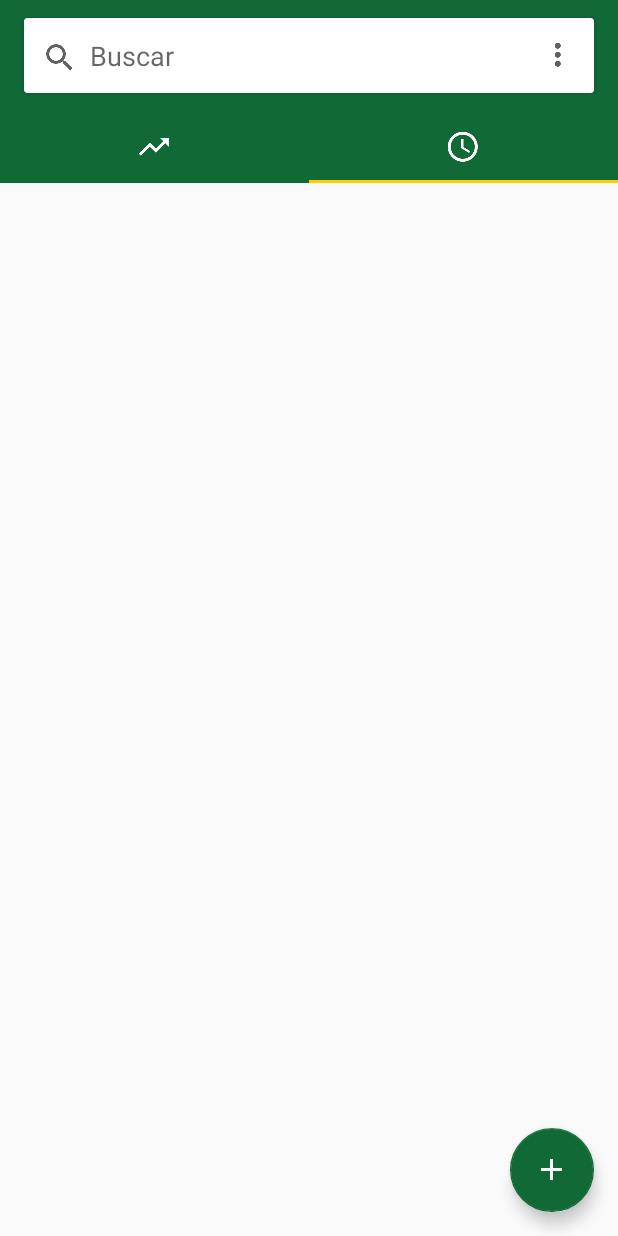
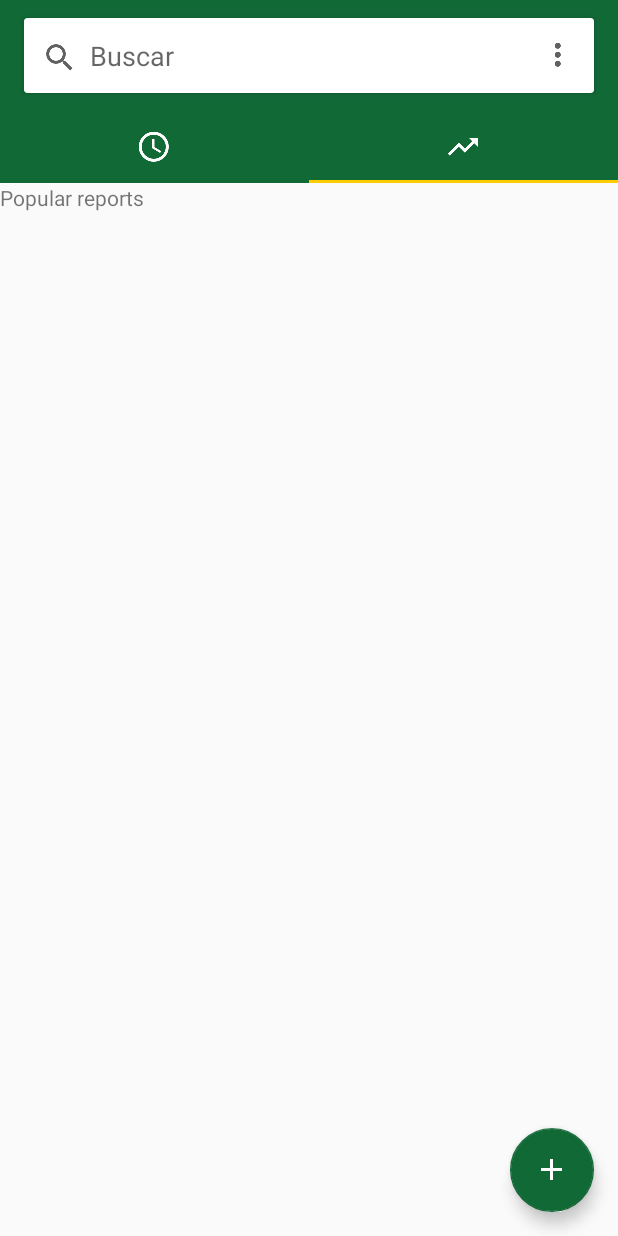
Before and after one commit to rodrigo98rm/prorepufabc, an Android app: the screen it shows after launch once a user with an empty profile is signed in (HomeActivity), tab 2 chosen, on a phone screen of 412 x 824 dp. Run offline under Robolectric (Android 15) with nearby library versions, the light colour scheme and no system bars; our stand-ins replace Firebase (no records; nobody signed in at launch, a user with empty details on screens opened directly).

Commit message:
Report List Fragment in progress

```diff
--- a/app/build.gradle
+++ b/app/build.gradle
@@ -11,7 +11,7 @@ android {
         testInstrumentationRunner "androidx.test.runner.AndroidJUnitRunner"
     }
     buildTypes {
-        debug{
+        debug {
             resValue 'string', "maps_sdk_key", UfabcProrep_MapsSdkKey
         }
         release {
@@ -35,10 +35,12 @@ dependencies {
     implementation 'com.google.firebase:firebase-firestore:18.2.0'
     implementation 'com.google.firebase:firebase-storage:16.1.0'
 
+    implementation 'androidx.legacy:legacy-support-v4:1.0.0-beta01'
     testImplementation 'junit:junit:4.12'
     androidTestImplementation 'androidx.test:runner:1.1.0-alpha4'
     androidTestImplementation 'androidx.test.espresso:espresso-core:3.1.0-alpha4'
     implementation 'com.google.android.material:material:1.0.0'
+    implementation 'androidx.viewpager:viewpager:1.0.0'
 }
 
 apply plugin: 'com.google.gms.google-services'
--- a/app/src/main/java/mayer/rodrigo/prorepufabc/Activities/HomeActivity.java
+++ b/app/src/main/java/mayer/rodrigo/prorepufabc/Activities/HomeActivity.java
@@ -1,6 +1,8 @@
 package mayer.rodrigo.prorepufabc.Activities;
 
 import androidx.appcompat.app.AppCompatActivity;
+import androidx.viewpager.widget.ViewPager;
+import mayer.rodrigo.prorepufabc.PagerAdapter;
 import mayer.rodrigo.prorepufabc.ProfileActivity;
 import mayer.rodrigo.prorepufabc.R;
 
@@ -14,12 +16,15 @@ import android.widget.ImageButton;
 import android.widget.PopupMenu;
 
 import com.google.android.material.floatingactionbutton.FloatingActionButton;
+import com.google.android.material.tabs.TabLayout;
 
 public class HomeActivity extends AppCompatActivity {
 
     //Views
     private ImageButton imageButtonMenu;
     private FloatingActionButton fabNewReport;
+    private TabLayout tabLayout;
+    private ViewPager viewPager;
 
     @Override
     protected void onCreate(Bundle savedInstanceState) {
@@ -29,6 +34,8 @@ public class HomeActivity extends AppCompatActivity {
         //Views
         imageButtonMenu = findViewById(R.id.imageButton_menu_Home);
         fabNewReport = findViewById(R.id.fab_newReport_Home);
+        tabLayout = findViewById(R.id.tabLayout_Home);
+        viewPager = findViewById(R.id.viewPager_Home);
 
         //Listeners
         imageButtonMenu.setOnClickListener(new View.OnClickListener() {
@@ -67,6 +74,26 @@ public class HomeActivity extends AppCompatActivity {
             }
         });
 
+        PagerAdapter pagerAdapter = new PagerAdapter(getSupportFragmentManager(), tabLayout.getTabCount());
+        viewPager.setAdapter(pagerAdapter);
+        viewPager.addOnPageChangeListener(new TabLayout.TabLayoutOnPageChangeListener(tabLayout));
+        tabLayout.addOnTabSelectedListener(new TabLayout.OnTabSelectedListener() {
+            @Override
+            public void onTabSelected(TabLayout.Tab tab) {
+                viewPager.setCurrentItem(tab.getPosition());
+            }
+
+            @Override
+            public void onTabUnselected(TabLayout.Tab tab) {
+
+            }
+
+            @Override
+            public void onTabReselected(TabLayout.Tab tab) {
+
+            }
+        });
+
     }
 
 }
--- /dev/null
+++ b/app/src/main/java/mayer/rodrigo/prorepufabc/Fragments/ReportsListFragment.java
@@ -0,0 +1,57 @@
+package mayer.rodrigo.prorepufabc.Fragments;
+
+
+import android.os.Bundle;
+
+import androidx.annotation.NonNull;
+import androidx.annotation.Nullable;
+import androidx.fragment.app.Fragment;
+
+import android.view.LayoutInflater;
+import android.view.View;
+import android.view.ViewGroup;
+import android.widget.TextView;
+
+import mayer.rodrigo.prorepufabc.R;
+
+/**
+ * A simple {@link Fragment} subclass.
+ */
+public class ReportsListFragment extends Fragment {
+
+    public static final int RECENTS = 1, POPULAR = 2, USER = 3;
+    public static final String FRAGMENT_TYPE = "type";
+
+    //Views
+    private TextView textView;
+
+
+    public ReportsListFragment() {
+        // Required empty public constructor
+    }
+
+
+    @Override
+    public View onCreateView(LayoutInflater inflater, ViewGroup container,
+                             Bundle savedInstanceState) {
+        // Inflate the layout for this fragment
+        return inflater.inflate(R.layout.fragment_reports_list, container, false);
+    }
+
+    @Override
+    public void onViewCreated(@NonNull View view, @Nullable Bundle savedInstanceState) {
+        super.onViewCreated(view, savedInstanceState);
+
+        //Views
+        textView = view.findViewById(R.id.textView_test_ReportsFragment);
+
+        int type = getArguments().getInt(FRAGMENT_TYPE, 1);
+
+        if(type == RECENTS){
+            textView.setText("Recent reports");
+        }else if(type == POPULAR){
+            textView.setText("Popular reports");
+        }
+
+    }
+}
--- /dev/null
+++ b/app/src/main/java/mayer/rodrigo/prorepufabc/PagerAdapter.java
@@ -0,0 +1,45 @@
+package mayer.rodrigo.prorepufabc;
+
+import android.os.Bundle;
+
+import androidx.fragment.app.Fragment;
+import androidx.fragment.app.FragmentManager;
+import androidx.fragment.app.FragmentStatePagerAdapter;
+import mayer.rodrigo.prorepufabc.Fragments.ReportsListFragment;
+
+public class PagerAdapter extends FragmentStatePagerAdapter {
+
+    int numTabs;
+
+    public PagerAdapter(FragmentManager fm, int numTabs) {
+        super(fm);
+        this.numTabs = numTabs;
+    }
+
+    @Override
+    public Fragment getItem(int position) {
+        Bundle bundle = new Bundle();
+
+        switch (position){
+            case 0:
+                ReportsListFragment fragment0 = new ReportsListFragment();
+                bundle.putInt(ReportsListFragment.FRAGMENT_TYPE, ReportsListFragment.RECENTS);
+                fragment0.setArguments(bundle);
+                return fragment0;
+            case 1:
+            default:
+                ReportsListFragment fragment1 = new ReportsListFragment();
+                bundle.putInt(ReportsListFragment.FRAGMENT_TYPE, ReportsListFragment.POPULAR);
+                fragment1.setArguments(bundle);
+                return fragment1;
+        }
+
+
+
+    }
+
+    @Override
+    public int getCount() {
+        return numTabs;
+    }
+}
--- a/app/src/main/res/layout/activity_home.xml
+++ b/app/src/main/res/layout/activity_home.xml
@@ -63,21 +63,23 @@
     </androidx.appcompat.widget.Toolbar>
 
     <com.google.android.material.tabs.TabLayout
+        android:id="@+id/tabLayout_Home"
         android:layout_width="match_parent"
         android:layout_height="wrap_content"
+        android:background="@color/colorPrimary"
         app:layout_constraintEnd_toEndOf="parent"
         app:layout_constraintStart_toStartOf="parent"
-        android:background="@color/colorPrimary"
         app:layout_constraintTop_toBottomOf="@+id/toolbar">
 
         <com.google.android.material.tabs.TabItem
-            android:icon="@drawable/ic_trending"
+            android:layout_width="wrap_content"
             android:layout_height="wrap_content"
-            android:layout_width="wrap_content" />
+            android:icon="@drawable/ic_clock" />
+
         <com.google.android.material.tabs.TabItem
+            android:layout_width="wrap_content"
             android:layout_height="wrap_content"
-            android:layout_width="wrap_content"
-            android:icon="@drawable/ic_clock" />
+            android:icon="@drawable/ic_trending" />
 
 
     </com.google.android.material.tabs.TabLayout>
@@ -95,4 +97,13 @@
         app:layout_constraintEnd_toEndOf="parent"
         app:srcCompat="@drawable/ic_add" />
 
+    <androidx.viewpager.widget.ViewPager
+        android:id="@+id/viewPager_Home"
+        android:layout_width="0dp"
+        android:layout_height="0dp"
+        app:layout_constraintBottom_toBottomOf="parent"
+        app:layout_constraintEnd_toEndOf="parent"
+        app:layout_constraintStart_toStartOf="parent"
+        app:layout_constraintTop_toBottomOf="@+id/tabLayout_Home" />
+
 </androidx.constraintlayout.widget.ConstraintLayout>
--- /dev/null
+++ b/app/src/main/res/layout/fragment_reports_list.xml
@@ -0,0 +1,15 @@
+<?xml version="1.0" encoding="utf-8"?>
+<FrameLayout xmlns:android="http://schemas.android.com/apk/res/android"
+    xmlns:tools="http://schemas.android.com/tools"
+    android:layout_width="match_parent"
+    android:layout_height="match_parent"
+    tools:context=".Fragments.ReportsListFragment">
+
+    <!-- TODO: Update blank fragment layout -->
+    <TextView
+        android:id="@+id/textView_test_ReportsFragment"
+        android:layout_width="match_parent"
+        android:layout_height="match_parent"
+        android:text="@string/hello_blank_fragment" />
+
+</FrameLayout>
--- a/app/src/main/res/values/strings.xml
+++ b/app/src/main/res/values/strings.xml
@@ -5,4 +5,7 @@
     <string name="enviar">Enviar</string>
     <string name="recuperar_senha">Recuperar senha</string>
     <string name="cadastro">Cadastro</string>
+
+    <!-- TODO: Remove or change this placeholder text -->
+    <string name="hello_blank_fragment">Hello blank fragment</string>
 </resources>
```
